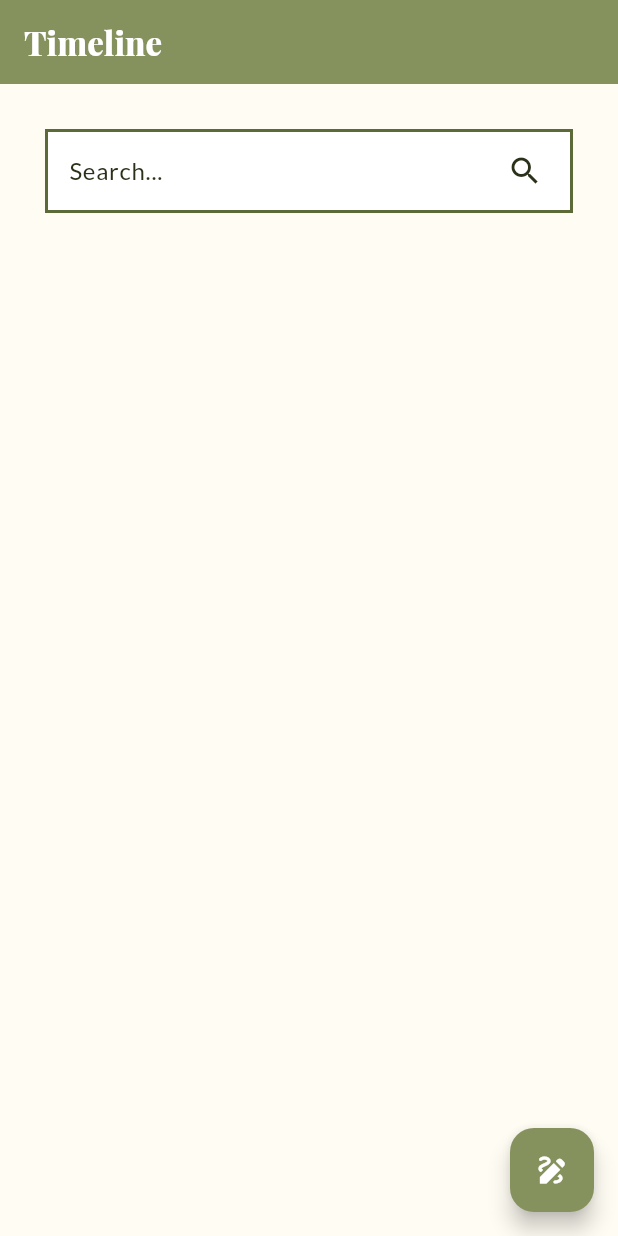
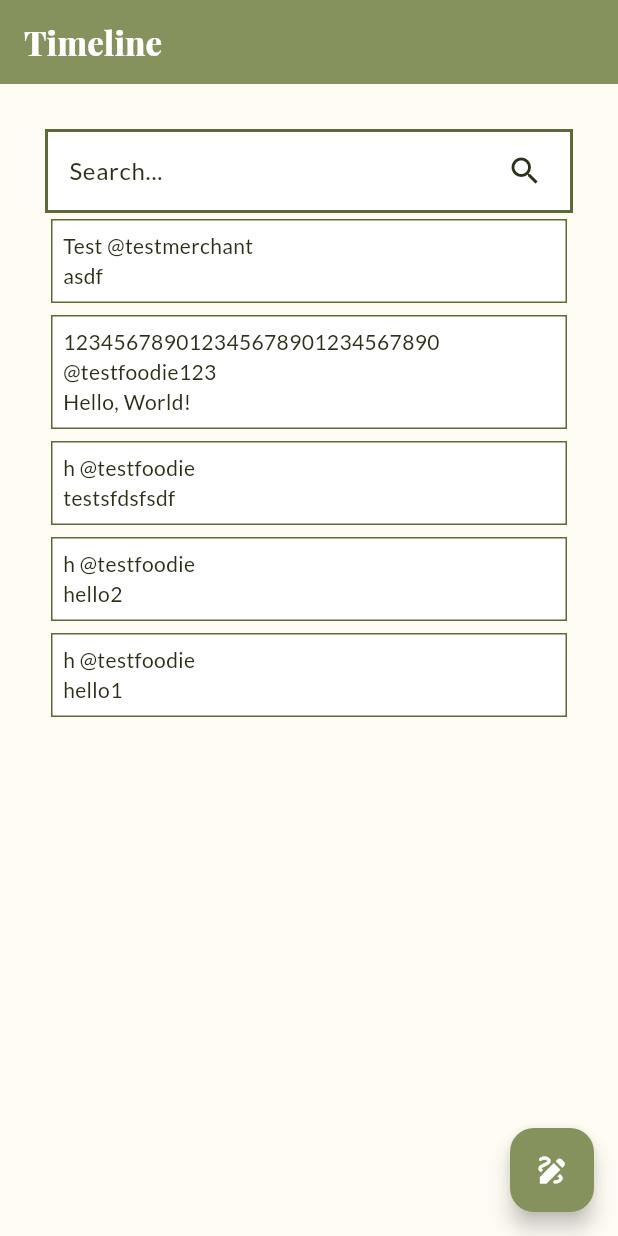
Before and after one commit to PBP-2024-F04/paku-mobile, a Flutter app: the screen it shows after launch, on a phone screen of 412 x 824 dp. Run offline on Flutter 3.47's test engine with Material 3 defaults, Android fonts, the light colour scheme and no system bars; our stand-ins replace google_fonts.

Commit message:
feat: post card and post hard coded data

```diff
--- /dev/null
+++ b/lib/screens/timeline/models/post.dart
@@ -0,0 +1,65 @@
+import 'dart:convert';
+
+List<Post> postFromJson(String str) => List<Post>.from(json.decode(str).map((x) => Post.fromJson(x)));
+
+String postToJson(List<Post> data) => json.encode(List<dynamic>.from(data.map((x) => x.toJson())));
+
+class Post {
+  String id;
+  User user;
+  String text;
+  bool isEdited;
+  DateTime createdAt;
+  DateTime updatedAt;
+
+  Post({
+    required this.id,
+    required this.user,
+    required this.text,
+    required this.isEdited,
+    required this.createdAt,
+    required this.updatedAt,
+  });
+
+  factory Post.fromJson(Map<String, dynamic> json) => Post(
+    id: json["id"],
+    user: User.fromJson(json["user"]),
+    text: json["text"],
+    isEdited: json["is_edited"],
+    createdAt: DateTime.parse(json["created_at"]),
+    updatedAt: DateTime.parse(json["updated_at"]),
+  );
+
+  Map<String, dynamic> toJson() => {
+    "id": id,
+    "user": user.toJson(),
+    "text": text,
+    "is_edited": isEdited,
+    "created_at": createdAt.toIso8601String(),
+    "updated_at": updatedAt.toIso8601String(),
+  };
+}
+
+class User {
+  String role;
+  String displayName;
+  String username;
+
+  User({
+    required this.role,
+    required this.displayName,
+    required this.username,
+  });
+
+  factory User.fromJson(Map<String, dynamic> json) => User(
+    role: json["role"],
+    displayName: json["display_name"],
+    username: json["username"],
+  );
+
+  Map<String, dynamic> toJson() => {
+    "role": role,
+    "display_name": displayName,
+    "username": username,
+  };
+}
--- a/lib/screens/timeline/timeline.dart
+++ b/lib/screens/timeline/timeline.dart
@@ -1,5 +1,7 @@
 import 'package:flutter/material.dart';
 import 'package:paku/colors.dart';
+import 'package:paku/screens/timeline/models/post.dart';
+import 'package:paku/screens/timeline/widgets/post.dart';
 
 class TimelinePage extends StatefulWidget {
   const TimelinePage({super.key});
@@ -17,6 +19,7 @@ class _TimelinePageState extends State<TimelinePage> {
       ),
       body: SingleChildScrollView(
         padding: const EdgeInsets.all(30),
+        child: Center(
           child: Column(
             children: [
               SearchBar(
@@ -38,7 +41,14 @@ class _TimelinePageState extends State<TimelinePage> {
                   )
                 ],
               ),
+              ListView.builder(
+                scrollDirection: Axis.vertical,
+                shrinkWrap: true,
+                itemCount: dummyData.length,
+                itemBuilder: (context, index) => PostWidget(dummyData[index]),
+              ),
             ],
+          ),
         ),
       ),
       floatingActionButton: FloatingActionButton(
@@ -46,7 +56,70 @@ class _TimelinePageState extends State<TimelinePage> {
         foregroundColor: Colors.white,
         onPressed: () {},
         child: const Icon(Icons.draw),
-      )
+      ),
     );
   }
+
+  var dummyData = [
+    Post.fromJson({
+      "id": "1c5e6d6e-a302-40c1-b70c-6d66d5ebe8c0",
+      "user": {
+        "role": "Merchant",
+        "display_name": "Test",
+        "username": "testmerchant"
+      },
+      "text": "asdf",
+      "is_edited": false,
+      "created_at": "2024-10-27T08:17:53.424Z",
+      "updated_at": "2024-10-27T08:17:53.424Z"
+    }),
+    Post.fromJson({
+      "id": "fcc6bb7e-25c0-44e3-98b0-41982fe45ab1",
+      "user": {
+        "role": "Foodie",
+        "display_name": "123456789012345678901234567890",
+        "username": "testfoodie123"
+      },
+      "text": "Hello, World!",
+      "is_edited": false,
+      "created_at": "2024-10-27T04:12:26.175Z",
+      "updated_at": "2024-10-27T04:12:26.175Z"
+    }),
+    Post.fromJson({
+      "id": "932c5407-f2b5-49f4-b36f-844f75481e26",
+      "user": {
+        "role": "Foodie",
+        "display_name": "h",
+        "username": "testfoodie"
+      },
+      "text": "testsfdsfsdf",
+      "is_edited": true,
+      "created_at": "2024-10-27T03:40:22.018Z",
+      "updated_at": "2024-10-27T03:44:40.796Z"
+    }),
+    Post.fromJson({
+      "id": "788dfdf7-d8cb-45a1-ad1a-a78d6e4404bc",
+      "user": {
+        "role": "Foodie",
+        "display_name": "h",
+        "username": "testfoodie"
+      },
+      "text": "hello2",
+      "is_edited": false,
+      "created_at": "2024-10-27T03:39:24.107Z",
+      "updated_at": "2024-10-27T03:39:24.107Z"
+    }),
+    Post.fromJson({
+      "id": "5b5e9e8e-c22e-49ff-b33c-7d6554f2acf5",
+      "user": {
+        "role": "Foodie",
+        "display_name": "h",
+        "username": "testfoodie"
+      },
+      "text": "hello1",
+      "is_edited": false,
+      "created_at": "2024-10-27T03:39:13.465Z",
+      "updated_at": "2024-10-27T03:39:13.465Z"
+    }),
+  ];
 }
--- /dev/null
+++ b/lib/screens/timeline/widgets/post.dart
@@ -0,0 +1,37 @@
+import 'package:flutter/material.dart';
+import 'package:paku/colors.dart';
+import 'package:paku/screens/timeline/models/post.dart';
+
+class PostWidget extends StatelessWidget {
+  final Post post;
+
+  const PostWidget(this.post, {super.key});
+
+  @override
+  Widget build(BuildContext context) {
+    return SizedBox(
+      width: double.infinity,
+      child: Card(
+        elevation: 0,
+        shape: const RoundedRectangleBorder(
+          borderRadius: BorderRadius.zero,
+          side: BorderSide(
+            color: TailwindColors.mossGreenDark,
+            width: 1,
+          ),
+        ),
+        child: Padding(
+          padding: const EdgeInsets.all(8.0),
+          child: Column(
+            mainAxisAlignment: MainAxisAlignment.start,
+            crossAxisAlignment: CrossAxisAlignment.start,
+            children: [
+              Text("${post.user.displayName} @${post.user.username}"),
+              Text("${post.text}"),
+            ],
+          ),
+        ),
+      ),
+    );
+  }
+}
```
Lines whose indentation alone changed are shown as unchanged.
